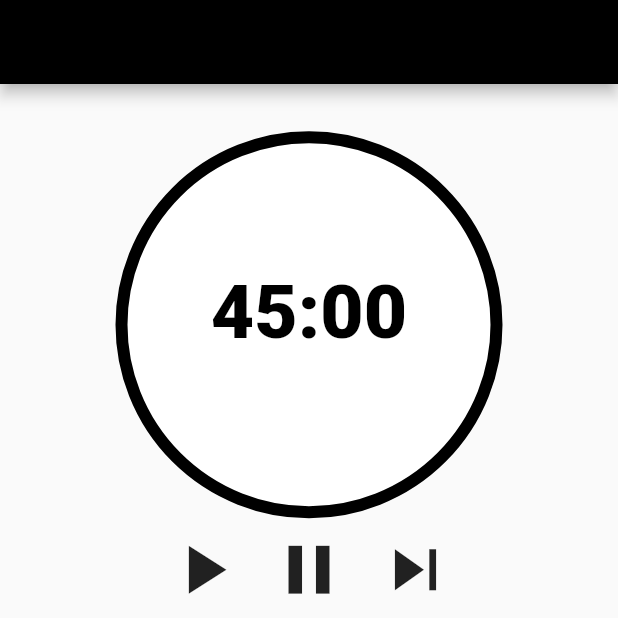
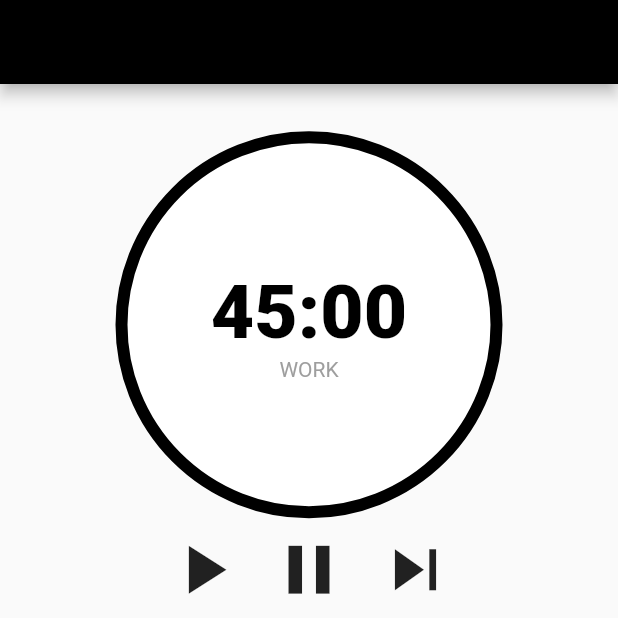
Before and after one commit to NathanPerezR/my_pomodoro, a Flutter app: the screen it shows after launch, on a phone screen of 412 x 824 dp, the top half of it. Run offline on Flutter 3.47's test engine with Material 2 defaults, Android fonts, the light colour scheme and no system bars; missing offline and left inert: window_manager.

Commit message:
added text under timer

```diff
--- a/lib/ui/TimerHandle.dart
+++ b/lib/ui/TimerHandle.dart
@@ -159,8 +159,8 @@ class _TimerState extends State<TimerHandle> {
                   ),
                 ),
                 Text(
-                  task,
-                  style: const TextStyle(color: Colors.black),
+                  isBreak ? "BREAK" : "WORK",
+                  style: const TextStyle(color: Colors.grey),
                 ),
               ],
             ),
```
